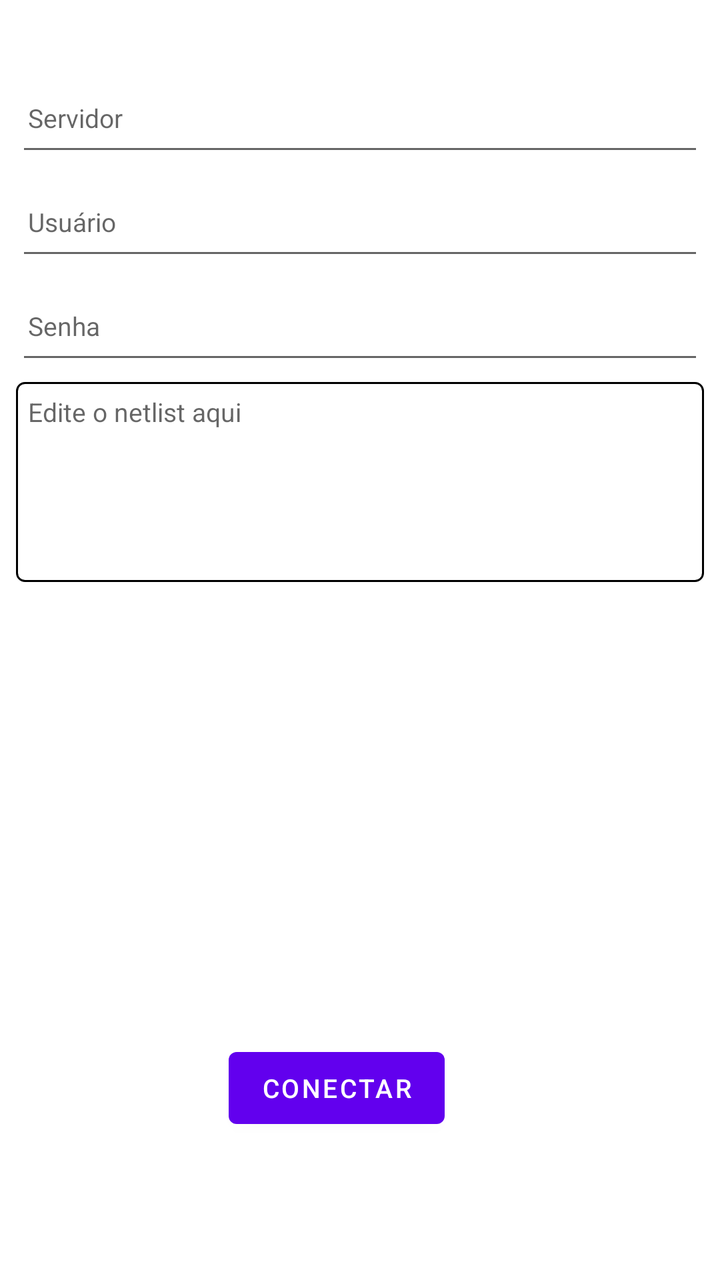
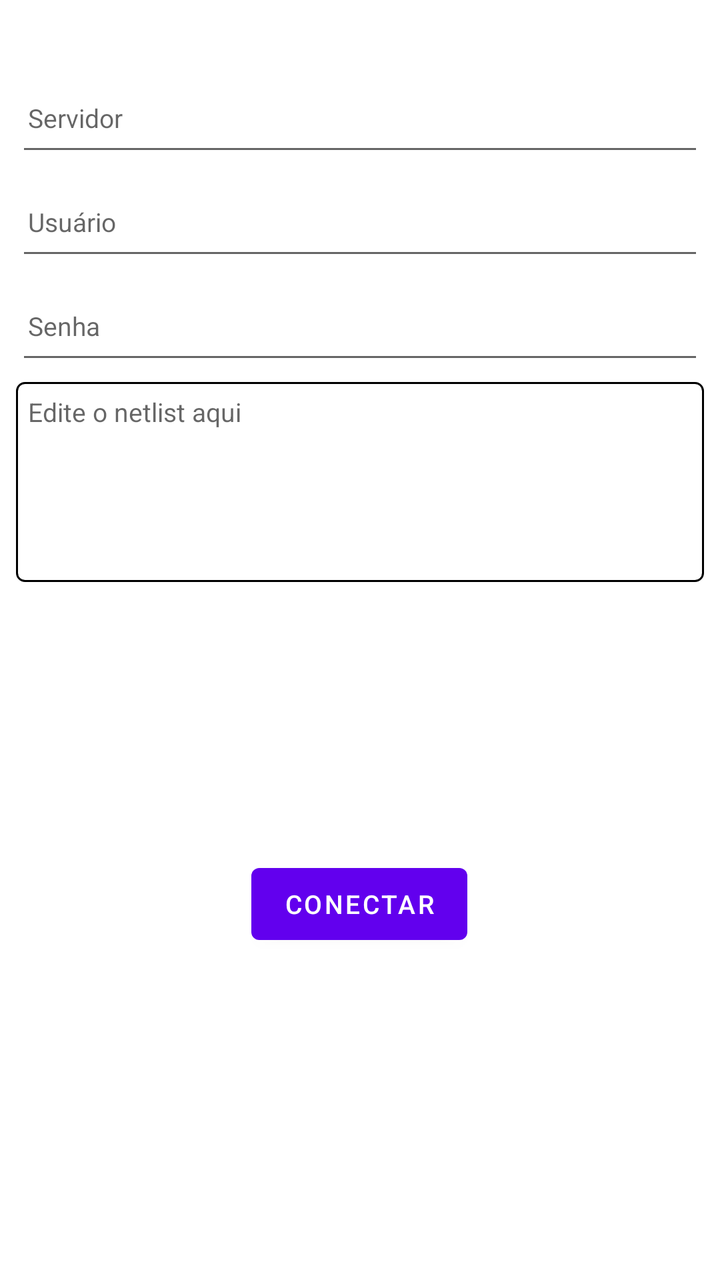

Two renders of the same Android screen: before a commit and after it. Below are the layout's source before the change and the commit's diff.
<!-- AndroidManifest.xml: application theme Theme.Tcc -->
<!-- res/layout/fragment_simulador.xml -->
<?xml version="1.0" encoding="utf-8"?>
<androidx.constraintlayout.widget.ConstraintLayout xmlns:android="http://schemas.android.com/apk/res/android"
    xmlns:app="http://schemas.android.com/apk/res-auto"
    xmlns:tools="http://schemas.android.com/tools"
    android:layout_width="match_parent"
    android:layout_height="match_parent"
    android:padding="8dp"
    tools:context=".ui.simulador.SimuladorFragment">

    <TextView
        android:id="@+id/text_dashboard"
        android:layout_width="0dp"
        android:layout_height="wrap_content"
        android:textAlignment="center"
        android:textSize="14sp"
        android:layout_marginTop="4dp"
        app:layout_constraintEnd_toEndOf="parent"
        app:layout_constraintStart_toStartOf="parent"
        app:layout_constraintTop_toTopOf="parent" />

    <EditText
        android:id="@+id/editTextServidor"
        android:layout_width="0dp"
        android:layout_height="wrap_content"
        android:layout_marginTop="4dp"
        android:hint="Servidor"
        android:inputType="text"
        android:minHeight="48dp"
        android:textSize="13sp"
        android:padding="6dp"
        app:layout_constraintEnd_toEndOf="parent"
        app:layout_constraintStart_toStartOf="parent"
        app:layout_constraintTop_toBottomOf="@+id/text_dashboard" />

    <EditText
        android:id="@+id/editTextUsuario"
        android:layout_width="0dp"
        android:layout_height="wrap_content"
        android:layout_marginTop="4dp"
        android:hint="Usuário"
        android:inputType="text"
        android:minHeight="48dp"
        android:padding="6dp"
        android:textSize="13sp"
        app:layout_constraintEnd_toEndOf="parent"
        app:layout_constraintStart_toStartOf="parent"
        app:layout_constraintTop_toBottomOf="@+id/editTextServidor" />

    <EditText
        android:id="@+id/editTextSenha"
        android:layout_width="0dp"
        android:layout_height="wrap_content"
        android:layout_marginTop="4dp"
        android:hint="Senha"
        android:inputType="textPassword"
        android:minHeight="48dp"
        android:padding="6dp"
        android:textSize="13sp"
        app:layout_constraintEnd_toEndOf="parent"
        app:layout_constraintStart_toStartOf="parent"
        app:layout_constraintTop_toBottomOf="@+id/editTextUsuario" />

    <ScrollView
        android:id="@+id/scrollView"
        android:layout_width="0dp"
        android:layout_height="0dp"
        android:layout_marginTop="4dp"
        app:layout_constraintEnd_toEndOf="parent"
        app:layout_constraintHeight_percent="0.4"
        app:layout_constraintStart_toStartOf="parent"
        app:layout_constraintTop_toBottomOf="@+id/editTextSenha">

        <EditText
            android:id="@+id/editTextNetlist"
            android:layout_width="match_parent"
            android:layout_height="wrap_content"
            android:background="@drawable/borda"
            android:gravity="top"
            android:hint="Edite o netlist aqui"
            android:inputType="textMultiLine"
            android:minHeight="100dp"
            android:padding="6dp"
            android:textSize="13sp" />
    </ScrollView>

    <Button
        android:id="@+id/buttonConectar"
        android:layout_width="wrap_content"
        android:layout_height="48dp"
        android:layout_marginBottom="64dp"
        android:text="Conectar"
        android:textSize="13sp"
        app:layout_constraintBottom_toBottomOf="parent"
        app:layout_constraintEnd_toEndOf="parent"
        app:layout_constraintHorizontal_bias="0.451"
        app:layout_constraintStart_toStartOf="parent" />

</androidx.constraintlayout.widget.ConstraintLayout>
<!-- resources referenced by this layout -->
<resources>
  <!-- drawable borda (drawable) -->
  <?xml version="1.0" encoding="utf-8"?>
  <shape xmlns:android="http://schemas.android.com/apk/res/android">
      <solid android:color="@android:color/transparent" />
      <stroke
          android:width="1dp"
          android:color="#000000" /> 
      <corners android:radius="4dp" /> 
      <padding
          android:left="10dp"
          android:top="10dp"
          android:right="10dp"
          android:bottom="10dp" />
  </shape>
  <style name="Theme.Tcc" parent="Theme.MaterialComponents.DayNight.DarkActionBar">
          
          <item name="colorPrimary">@color/purple_500</item>
          <item name="colorPrimaryVariant">@color/purple_700</item>
          <item name="colorOnPrimary">@color/white</item>
          
          <item name="colorSecondary">@color/teal_200</item>
          <item name="colorSecondaryVariant">@color/teal_700</item>
          <item name="colorOnSecondary">@color/black</item>
          
          <item name="android:statusBarColor">?attr/colorPrimaryVariant</item>
          
      </style>
  <color name="purple_500">#FF6200EE</color>
  <color name="purple_700">#FF3700B3</color>
  <color name="white">#FFFFFFFF</color>
  <color name="teal_200">#FF03DAC5</color>
  <color name="teal_700">#FF018786</color>
  <color name="black">#FF000000</color>
</resources>

<!-- the commit's change to res/layout/fragment_simulador.xml (unified diff, before → after) -->
@@ -87,12 +87,12 @@
         android:id="@+id/buttonConectar"
         android:layout_width="wrap_content"
         android:layout_height="48dp"
-        android:layout_marginBottom="64dp"
+        android:layout_marginBottom="156dp"
         android:text="Conectar"
         android:textSize="13sp"
         app:layout_constraintBottom_toBottomOf="parent"
         app:layout_constraintEnd_toEndOf="parent"
-        app:layout_constraintHorizontal_bias="0.451"
+        app:layout_constraintHorizontal_bias="0.498"
         app:layout_constraintStart_toStartOf="parent" />
 
 </androidx.constraintlayout.widget.ConstraintLayout>
